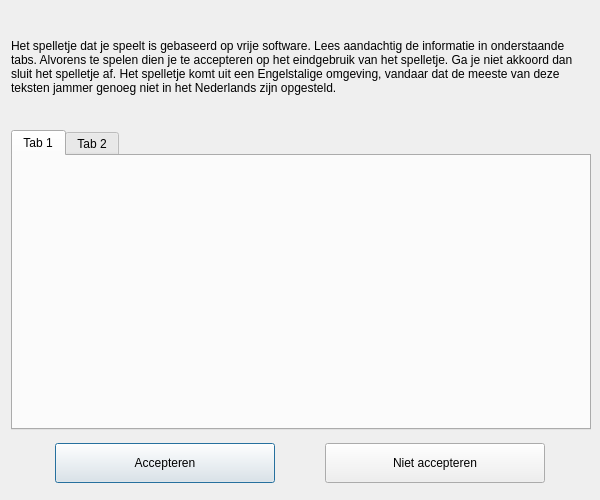
The window that core/licensedialog.ui (tomredant/licensedialog) describes before a commit, drawn with Qt 5.
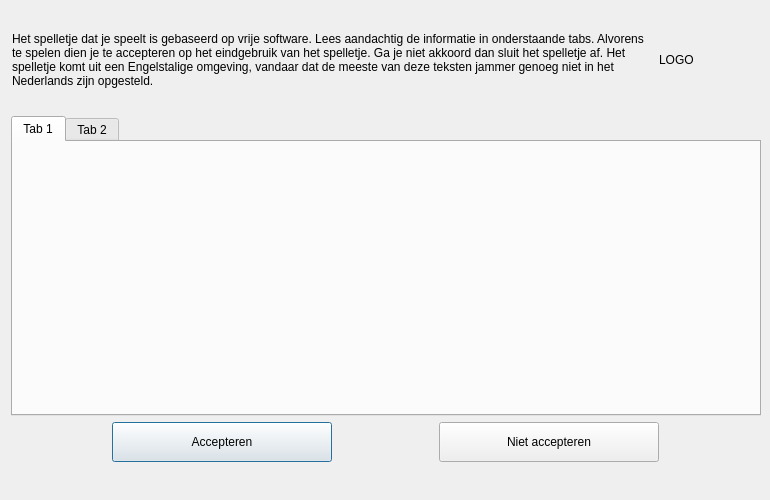
The same window after the commit.

The edit to the form file:
```diff
--- a/core/licensedialog.ui
+++ b/core/licensedialog.ui
@@ -6,19 +6,19 @@
    <rect>
     <x>0</x>
     <y>0</y>
-    <width>600</width>
+    <width>770</width>
     <height>500</height>
    </rect>
   </property>
   <property name="minimumSize">
    <size>
-    <width>600</width>
+    <width>770</width>
     <height>500</height>
    </size>
   </property>
   <property name="maximumSize">
    <size>
-    <width>600</width>
+    <width>770</width>
     <height>500</height>
    </size>
   </property>
@@ -30,16 +30,16 @@
     <rect>
      <x>10</x>
      <y>10</y>
-     <width>582</width>
-     <height>481</height>
+     <width>752</width>
+     <height>454</height>
     </rect>
    </property>
    <layout class="QGridLayout" name="gridLayout_2">
-    <item row="1" column="0">
+    <item row="4" column="0">
      <widget class="QTabWidget" name="tabWidget">
       <property name="minimumSize">
        <size>
-        <width>580</width>
+        <width>750</width>
         <height>300</height>
        </size>
       </property>
@@ -61,7 +61,7 @@
       </widget>
      </widget>
     </item>
-    <item row="2" column="0">
+    <item row="5" column="0">
      <layout class="QGridLayout" name="gridLayout">
       <item row="0" column="0">
        <widget class="QPushButton" name="pushButtonAccept">
@@ -103,17 +103,19 @@
       </item>
      </layout>
     </item>
+    <item row="2" column="0">
+     <layout class="QGridLayout" name="gridLayout_3">
     <item row="0" column="0">
      <widget class="QLabel" name="message">
       <property name="minimumSize">
        <size>
-        <width>580</width>
+          <width>640</width>
         <height>100</height>
        </size>
       </property>
       <property name="maximumSize">
        <size>
-        <width>580</width>
+          <width>640</width>
         <height>100</height>
        </size>
       </property>
@@ -124,6 +126,27 @@
        <bool>true</bool>
       </property>
      </widget>
+      </item>
+      <item row="0" column="1">
+       <widget class="QLabel" name="lblLogo">
+        <property name="minimumSize">
+         <size>
+          <width>100</width>
+          <height>100</height>
+         </size>
+        </property>
+        <property name="maximumSize">
+         <size>
+          <width>100</width>
+          <height>100</height>
+         </size>
+        </property>
+        <property name="text">
+         <string>LOGO</string>
+        </property>
+       </widget>
+      </item>
+     </layout>
     </item>
    </layout>
   </widget>
```
Lines whose indentation alone changed are shown as unchanged.
